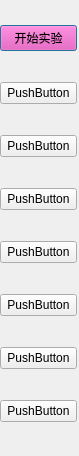
Qt form testdialog.ui (xuanyingdeng/TQD600) before a commit.
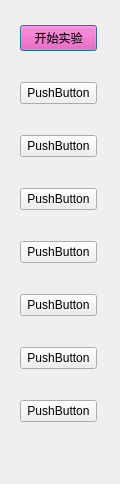
The same form after that commit. Custom widgets are drawn as their Qt base class.

Diff of the .ui file:
```diff
--- a/testdialog.ui
+++ b/testdialog.ui
@@ -6,8 +6,8 @@
    <rect>
     <x>0</x>
     <y>0</y>
-    <width>79</width>
-    <height>456</height>
+    <width>120</width>
+    <height>484</height>
    </rect>
   </property>
   <property name="windowTitle">
@@ -20,7 +20,7 @@
   <widget class="QWidget" name="layoutWidget">
    <property name="geometry">
     <rect>
-     <x>0</x>
+     <x>20</x>
      <y>0</y>
      <width>77</width>
      <height>451</height>
```
Left out of the diff: 2 changed lines with no effect on the pictures.
